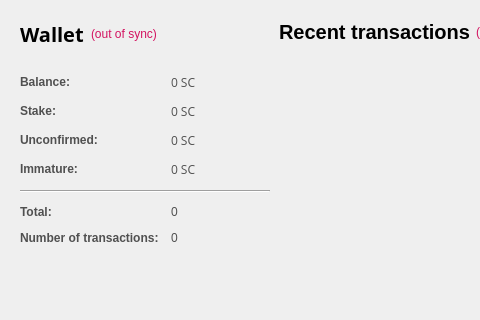
Above: src/qt/forms/overviewpage.ui from stolenjs/gctest before the change; both pictures show x 0 to 480 and y 0 to 320 of the 690 by 511 pixel window. Below: the same form after it.
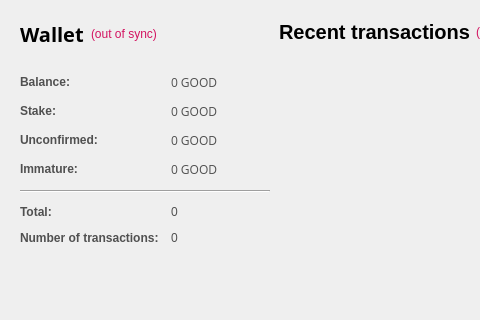
That is the form after the change. Icons and pictures are not drawn.

Patch:
```diff
--- a/src/qt/forms/overviewpage.ui
+++ b/src/qt/forms/overviewpage.ui
@@ -276,7 +276,7 @@
              <string>Your current balance</string>
             </property>
             <property name="text">
-             <string notr="true">0 SC</string>
+             <string notr="true">0 GOOD</string>
             </property>
             <property name="textInteractionFlags">
              <set>Qt::LinksAccessibleByMouse|Qt::TextSelectableByKeyboard|Qt::TextSelectableByMouse</set>
@@ -304,7 +304,7 @@
              <string>Total of coins that was staked, and do not yet count toward the current balance</string>
             </property>
             <property name="text">
-             <string notr="true">0 SC</string>
+             <string notr="true">0 GOOD</string>
             </property>
             <property name="textInteractionFlags">
              <set>Qt::LinksAccessibleByMouse|Qt::TextSelectableByKeyboard|Qt::TextSelectableByMouse</set>
@@ -332,7 +332,7 @@
              <string>Total of transactions that have yet to be confirmed, and do not yet count toward the current balance</string>
             </property>
             <property name="text">
-             <string notr="true">0 SC</string>
+             <string notr="true">0 GOOD</string>
             </property>
             <property name="textInteractionFlags">
              <set>Qt::LinksAccessibleByMouse|Qt::TextSelectableByKeyboard|Qt::TextSelectableByMouse</set>
@@ -357,7 +357,7 @@
              <string>Mined balance that has not yet matured</string>
             </property>
             <property name="text">
-             <string notr="true">0 SC</string>
+             <string notr="true">0 GOOD</string>
             </property>
             <property name="textInteractionFlags">
              <set>Qt::LinksAccessibleByMouse|Qt::TextSelectableByKeyboard|Qt::TextSelectableByMouse</set>
```
